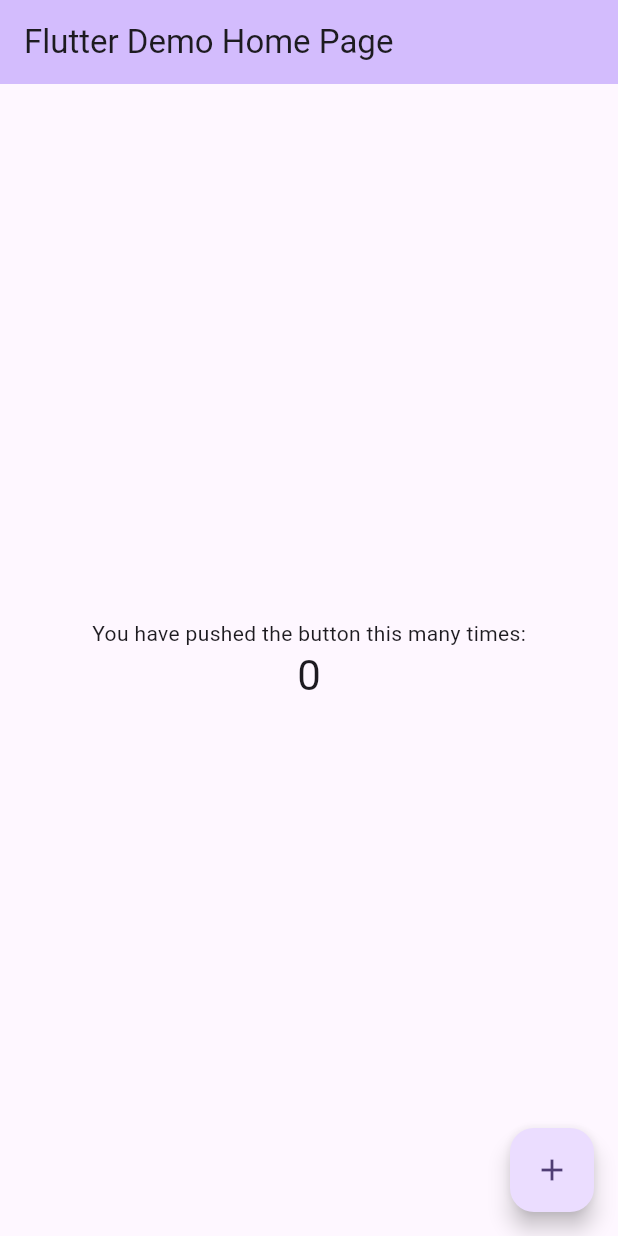
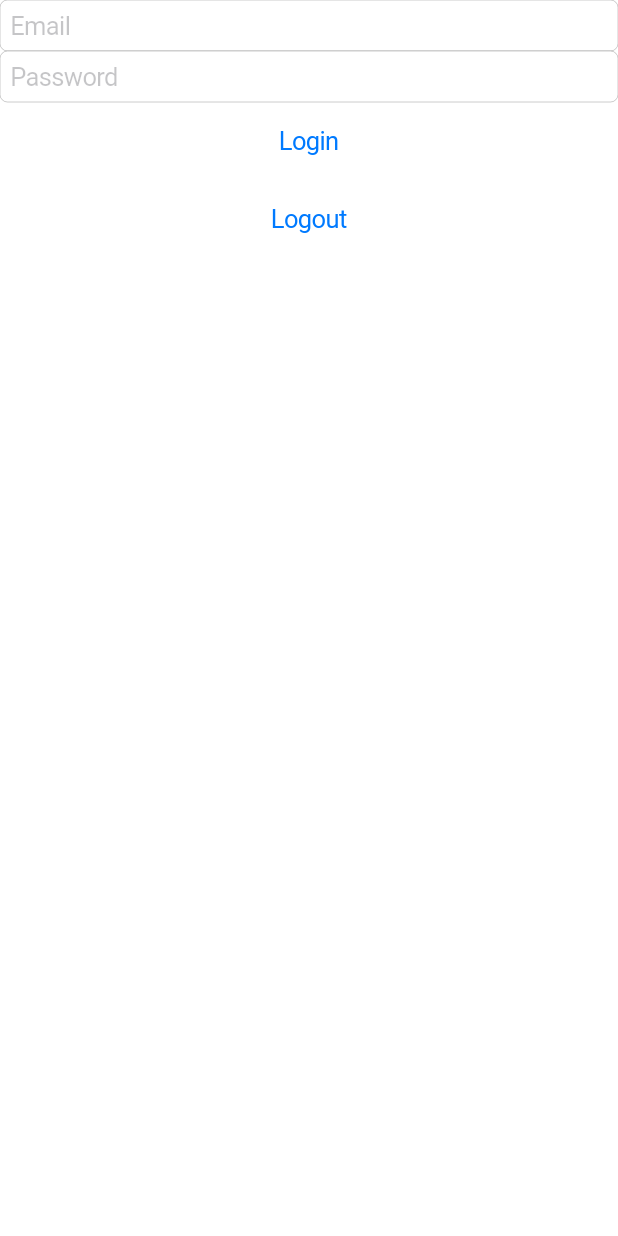
Before and after one commit to methompson/flutter_vice_bank, a Flutter app: the screen it shows after launch, on a phone screen of 412 x 824 dp. Run offline on Flutter 3.47's test engine with Material 3 defaults, Android fonts, the phone set to English and light mode, and no system bars; our stand-ins replace firebase_auth, firebase_core, go_router; accounts and stored records are empty.

Commit message:
Added packages, router and began developing basic routing in the application

```diff
--- a/analysis_options.yaml
+++ b/analysis_options.yaml
@@ -21,8 +21,12 @@ linter:
   # `// ignore_for_file: name_of_lint` syntax on the line or in the file
   # producing the lint.
   rules:
+    prefer_const_constructors: false
+    prefer_const_literals_to_create_immutables: false
+    prefer_const_constructors_in_immutables: false
+    use_key_in_widget_constructors: false
+
     # avoid_print: false  # Uncomment to disable the `avoid_print` rule
     # prefer_single_quotes: true  # Uncomment to enable the `prefer_single_quotes` rule
-
 # Additional information about this file can be found at
 # https://dart.dev/guides/language/analysis-options
--- /dev/null
+++ b/lib/global_state/authentication_provider.dart
@@ -0,0 +1,13 @@
+import 'package:firebase_auth/firebase_auth.dart';
+import 'package:flutter/cupertino.dart';
+
+class AuthenticationProvider extends ChangeNotifier {
+  User? _authentication;
+
+  bool get isAuthenticated => _authentication != null;
+
+  void setAuthentication(User? user) {
+    _authentication = user;
+    notifyListeners();
+  }
+}
--- a/lib/main.dart
+++ b/lib/main.dart
@@ -1,125 +1,93 @@
-import 'package:flutter/material.dart';
+import 'package:flutter/cupertino.dart';
+import 'package:firebase_auth/firebase_auth.dart';
+import 'package:firebase_core/firebase_core.dart';
+import 'package:flutter_action_bank/global_state/authentication_provider.dart';
+
+import 'package:flutter_action_bank/ui/components/bootstrapper.dart';
+import 'package:flutter_action_bank/ui/router.dart';
+
+import 'package:flutter_action_bank/firebase_options.dart';
+import 'package:provider/provider.dart';
 
 void main() {
-  runApp(const MyApp());
+  runApp(MyApp());
 }
 
 class MyApp extends StatelessWidget {
-  const MyApp({super.key});
-
   // This widget is the root of your application.
   @override
   Widget build(BuildContext context) {
-    return MaterialApp(
-      title: 'Flutter Demo',
-      theme: ThemeData(
-        // This is the theme of your application.
-        //
-        // TRY THIS: Try running your application with "flutter run". You'll see
-        // the application has a purple toolbar. Then, without quitting the app,
-        // try changing the seedColor in the colorScheme below to Colors.green
-        // and then invoke "hot reload" (save your changes or press the "hot
-        // reload" button in a Flutter-supported IDE, or press "r" if you used
-        // the command line to start the app).
-        //
-        // Notice that the counter didn't reset back to zero; the application
-        // state is not lost during the reload. To reset the state, use hot
-        // restart instead.
-        //
-        // This works for code too, not just values: Most code changes can be
-        // tested with just a hot reload.
-        colorScheme: ColorScheme.fromSeed(seedColor: Colors.deepPurple),
-        useMaterial3: true,
+    return CupertinoApp(
+      title: 'Action Bank',
+      home: ProvidersContainer(),
+      theme: CupertinoThemeData(
+        brightness: Brightness.light,
+        primaryColor: CupertinoColors.systemRed,
       ),
-      home: const MyHomePage(title: 'Flutter Demo Home Page'),
     );
   }
 }
 
-class MyHomePage extends StatefulWidget {
-  const MyHomePage({super.key, required this.title});
-
-  // This widget is the home page of your application. It is stateful, meaning
-  // that it has a State object (defined below) that contains fields that affect
-  // how it looks.
-
-  // This class is the configuration for the state. It holds the values (in this
-  // case the title) provided by the parent (in this case the App widget) and
-  // used by the build method of the State. Fields in a Widget subclass are
-  // always marked "final".
-
-  final String title;
-
+class ProvidersContainer extends StatelessWidget {
   @override
-  State<MyHomePage> createState() => _MyHomePageState();
+  Widget build(BuildContext context) {
+    // return _BootStrap();
+    return MultiProvider(
+      providers: [
+        ChangeNotifierProvider(create: (context) => AuthenticationProvider()),
+      ],
+      child: AuthInitContainer(),
+    );
+  }
 }
 
-class _MyHomePageState extends State<MyHomePage> {
-  int _counter = 0;
+class AuthInitContainer extends StatefulWidget {
+  @override
+  State<AuthInitContainer> createState() => _AuthInitContainerState();
+}
 
-  void _incrementCounter() {
-    setState(() {
-      // This call to setState tells the Flutter framework that something has
-      // changed in this State, which causes it to rerun the build method below
-      // so that the display can reflect the updated values. If we changed
-      // _counter without calling setState(), then the build method would not be
-      // called again, and so nothing would appear to happen.
-      _counter++;
+class _AuthInitContainerState extends State<AuthInitContainer> {
+  @override
+  initState() {
+    super.initState();
+    appInit();
+  }
+
+  appInit() async {
+    await Firebase.initializeApp(
+      options: DefaultFirebaseOptions.currentPlatform,
+    );
+
+    print('Firebase initialized');
+
+    FirebaseAuth.instance.authStateChanges().listen((User? user) async {
+      final authProvider = context.read<AuthenticationProvider>();
+      authProvider.setAuthentication(user);
+
+      if (user == null) {
+        print('User is currently signed out!');
+      } else {
+        print('User is signed in!');
+        print(user.displayName);
+        print(user.email);
+      }
     });
   }
 
   @override
   Widget build(BuildContext context) {
-    // This method is rerun every time setState is called, for instance as done
-    // by the _incrementCounter method above.
-    //
-    // The Flutter framework has been optimized to make rerunning build methods
-    // fast, so that you can just rebuild anything that needs updating rather
-    // than having to individually change instances of widgets.
-    return Scaffold(
-      appBar: AppBar(
-        // TRY THIS: Try changing the color here to a specific color (to
-        // Colors.amber, perhaps?) and trigger a hot reload to see the AppBar
-        // change color while the other colors stay the same.
-        backgroundColor: Theme.of(context).colorScheme.inversePrimary,
-        // Here we take the value from the MyHomePage object that was created by
-        // the App.build method, and use it to set our appbar title.
-        title: Text(widget.title),
+    return _BootStrap();
+  }
+}
+
+class _BootStrap extends StatelessWidget {
+  @override
+  build(BuildContext context) {
+    return BootStrapper(
+      app: CupertinoApp.router(
+        routerConfig: router,
       ),
-      body: Center(
-        // Center is a layout widget. It takes a single child and positions it
-        // in the middle of the parent.
-        child: Column(
-          // Column is also a layout widget. It takes a list of children and
-          // arranges them vertically. By default, it sizes itself to fit its
-          // children horizontally, and tries to be as tall as its parent.
-          //
-          // Column has various properties to control how it sizes itself and
-          // how it positions its children. Here we use mainAxisAlignment to
-          // center the children vertically; the main axis here is the vertical
-          // axis because Columns are vertical (the cross axis would be
-          // horizontal).
-          //
-          // TRY THIS: Invoke "debug painting" (choose the "Toggle Debug Paint"
-          // action in the IDE, or press "p" in the console), to see the
-          // wireframe for each widget.
-          mainAxisAlignment: MainAxisAlignment.center,
-          children: <Widget>[
-            const Text(
-              'You have pushed the button this many times:',
-            ),
-            Text(
-              '$_counter',
-              style: Theme.of(context).textTheme.headlineMedium,
-            ),
-          ],
-        ),
-      ),
-      floatingActionButton: FloatingActionButton(
-        onPressed: _incrementCounter,
-        tooltip: 'Increment',
-        child: const Icon(Icons.add),
-      ), // This trailing comma makes auto-formatting nicer for build methods.
+      initFunction: () async {},
     );
   }
 }
--- /dev/null
+++ b/lib/ui/components/bootstrapper.dart
@@ -0,0 +1,79 @@
+import 'package:flutter/cupertino.dart';
+
+class BootStrapper extends StatefulWidget {
+  final Widget app;
+  final Future<void> Function() initFunction;
+  final Widget? loadingPage;
+
+  BootStrapper({
+    required this.app,
+    required this.initFunction,
+    this.loadingPage,
+  });
+
+  @override
+  BootStrapperState createState() => BootStrapperState();
+}
+
+class BootStrapperState extends State<BootStrapper> {
+  var finished = false;
+  Exception? exception;
+
+  @override
+  initState() {
+    super.initState();
+
+    try {
+      widget.initFunction();
+    } catch (e) {
+      if (e is Exception) {
+        setState(() {
+          exception = e;
+        });
+      } else {
+        setState(() {
+          exception = Exception('$e');
+        });
+      }
+    }
+
+    setState(() {
+      finished = true;
+    });
+  }
+
+  @override
+  Widget build(BuildContext context) {
+    if (finished) {
+      return widget.app;
+    }
+
+    if (exception != null) {
+      BasicErrorPage(exception.toString());
+    }
+
+    return widget.loadingPage ?? BasicLoadingPage();
+  }
+}
+
+class BasicLoadingPage extends StatelessWidget {
+  @override
+  Widget build(BuildContext context) {
+    return const Center(
+      child: CupertinoActivityIndicator(),
+    );
+  }
+}
+
+class BasicErrorPage extends StatelessWidget {
+  final String message;
+
+  BasicErrorPage(this.message);
+
+  @override
+  Widget build(BuildContext context) {
+    return Center(
+      child: Text(message),
+    );
+  }
+}
--- /dev/null
+++ b/lib/ui/components/login_fields.dart
@@ -0,0 +1,62 @@
+import 'package:firebase_auth/firebase_auth.dart';
+import 'package:flutter/cupertino.dart';
+
+class LoginFields extends StatefulWidget {
+  LoginFields({super.key});
+
+  @override
+  State<LoginFields> createState() => LoginFieldsState();
+}
+
+class LoginFieldsState extends State<LoginFields> {
+  final _emailController = TextEditingController();
+  final _passwordController = TextEditingController();
+
+  @override
+  Widget build(BuildContext context) {
+    return Column(
+      children: [
+        CupertinoTextField(
+          controller: _emailController,
+          placeholder: 'Email',
+          keyboardType: TextInputType.emailAddress,
+          autocorrect: false,
+        ),
+        CupertinoTextField(
+          controller: _passwordController,
+          placeholder: 'Password',
+          obscureText: true,
+        ),
+        CupertinoButton(
+          onPressed: loginUser,
+          child: const Text('Login'),
+        ),
+        CupertinoButton(
+          onPressed: logUserOut,
+          child: const Text('Logout'),
+        ),
+      ],
+    );
+  }
+
+  logUserOut() async {
+    await FirebaseAuth.instance.signOut();
+    print('Logged out');
+  }
+
+  loginUser() async {
+    final email = _emailController.text;
+    final password = _passwordController.text;
+
+    try {
+      final credential = await FirebaseAuth.instance.signInWithEmailAndPassword(
+        email: email,
+        password: password,
+      );
+      print('Logged in');
+      print('${credential.user?.email}');
+    } catch (e) {
+      print('Error logging in: $e');
+    }
+  }
+}
--- /dev/null
+++ b/lib/ui/components/page_container.dart
@@ -0,0 +1,14 @@
+import 'package:flutter/cupertino.dart';
+
+class PageContainer extends StatelessWidget {
+  final Widget child;
+
+  PageContainer({required this.child});
+
+  @override
+  Widget build(BuildContext context) {
+    return CupertinoPageScaffold(
+      child: child,
+    );
+  }
+}
--- /dev/null
+++ b/lib/ui/pages/home.dart
@@ -0,0 +1,13 @@
+import 'package:flutter/cupertino.dart';
+import 'package:flutter_action_bank/ui/components/page_container.dart';
+
+class HomePage extends StatelessWidget {
+  @override
+  Widget build(BuildContext context) {
+    return PageContainer(
+      child: Center(
+        child: Text('Home Page'),
+      ),
+    );
+  }
+}
--- /dev/null
+++ b/lib/ui/pages/login.dart
@@ -0,0 +1,14 @@
+import 'package:flutter/cupertino.dart';
+import 'package:flutter_action_bank/ui/components/login_fields.dart';
+import 'package:flutter_action_bank/ui/components/page_container.dart';
+
+class LoginPage extends StatelessWidget {
+  @override
+  Widget build(BuildContext context) {
+    return PageContainer(
+      child: Center(
+        child: LoginFields(),
+      ),
+    );
+  }
+}
--- /dev/null
+++ b/lib/ui/router.dart
@@ -0,0 +1,33 @@
+import 'package:go_router/go_router.dart';
+import 'package:provider/provider.dart';
+
+// Pages
+import 'package:flutter_action_bank/ui/pages/home.dart';
+import 'package:flutter_action_bank/ui/pages/login.dart';
+
+import 'package:flutter_action_bank/global_state/authentication_provider.dart';
+
+final router = GoRouter(
+  redirect: (context, goRouterState) {
+    final authProvider = context.read<AuthenticationProvider>();
+
+    if (goRouterState.path != '/login' && authProvider.isAuthenticated) {
+      return null;
+    }
+
+    return '/login';
+  },
+  initialLocation: '/',
+  routes: [
+    GoRoute(
+      name: 'home',
+      path: '/',
+      builder: (_, __) => HomePage(),
+    ),
+    GoRoute(
+      name: 'login',
+      path: '/login',
+      builder: (_, __) => LoginPage(),
+    ),
+  ],
+);
--- /dev/null
+++ b/lib/ui/theme.dart
@@ -0,0 +1,4 @@
+// import 'package:flutter/cupertino.dart';
+
+// final themeLight = CupertinoThemeData
+// final themeDark = ThemeData.dark().copyWith();
--- a/pubspec.yaml
+++ b/pubspec.yaml
@@ -36,6 +36,10 @@ dependencies:
   # Use with the CupertinoIcons class for iOS style icons.
   cupertino_icons: ^1.0.6
   firebase_auth: ^4.17.6
+  firebase_core: ^2.25.5
+  go_router: ^13.2.0
+  provider: ^6.1.2
+  shared_preferences: ^2.2.2
 
 dev_dependencies:
   flutter_test:
```
Also changed, not shown: pubspec.lock, 4 other files.
